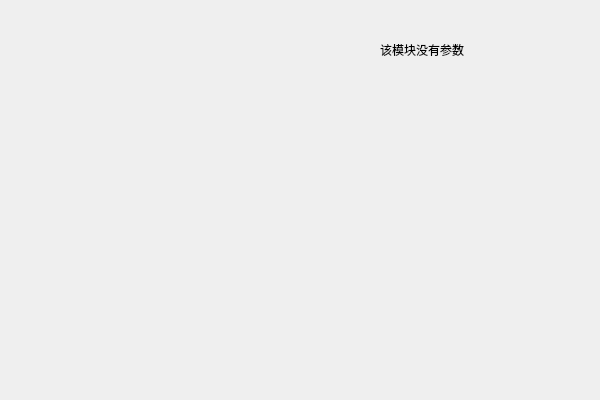
This is Link_tab/yfc_tab.ui in HuJingwen1211/MCISP as Qt 5 draws it before an edit. The edited form follows.
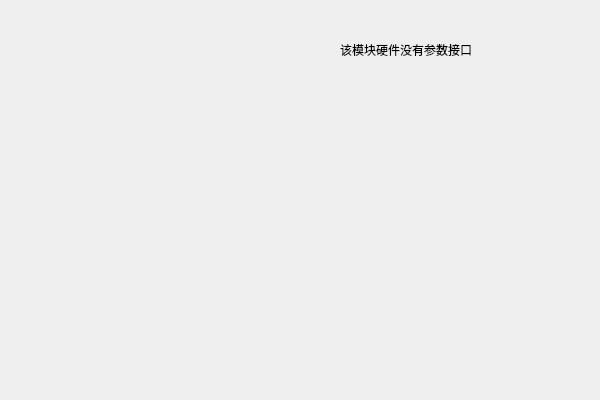
This is the edited form.

The edit to the form file:
```diff
--- a/Link_tab/yfc_tab.ui
+++ b/Link_tab/yfc_tab.ui
@@ -16,14 +16,14 @@
   <widget class="QLabel" name="label">
    <property name="geometry">
     <rect>
-     <x>380</x>
+     <x>340</x>
      <y>40</y>
-     <width>181</width>
-     <height>19</height>
+     <width>221</width>
+     <height>20</height>
     </rect>
    </property>
    <property name="text">
-    <string>该模块没有参数</string>
+    <string>该模块硬件没有参数接口</string>
    </property>
   </widget>
  </widget>
```
